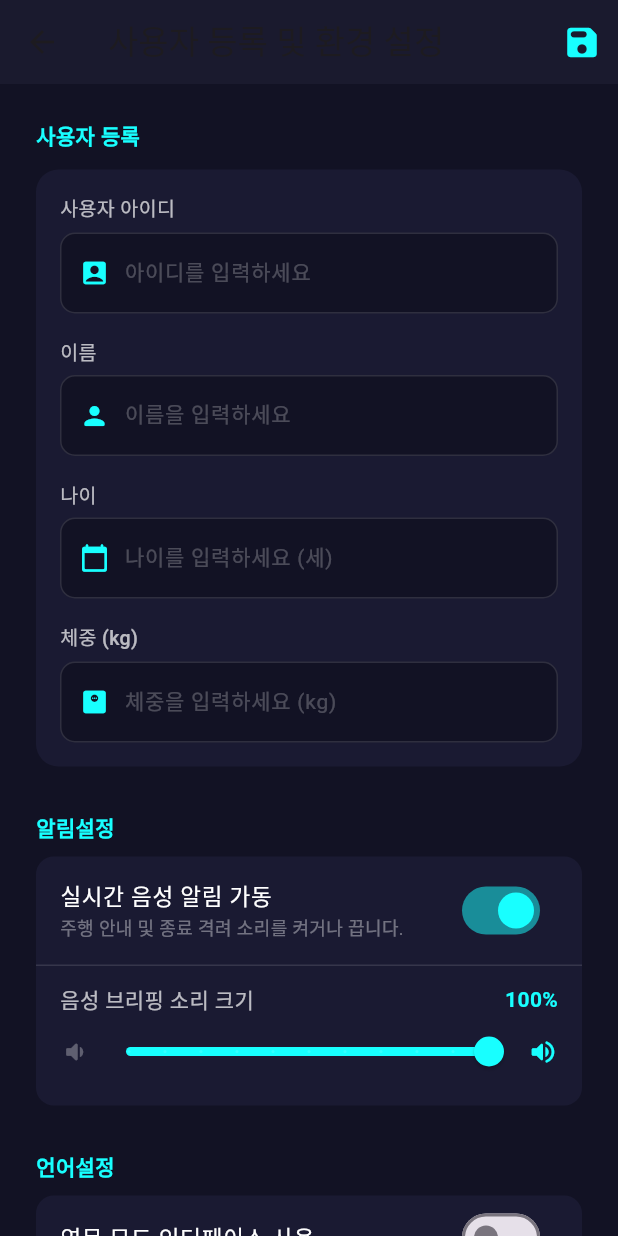
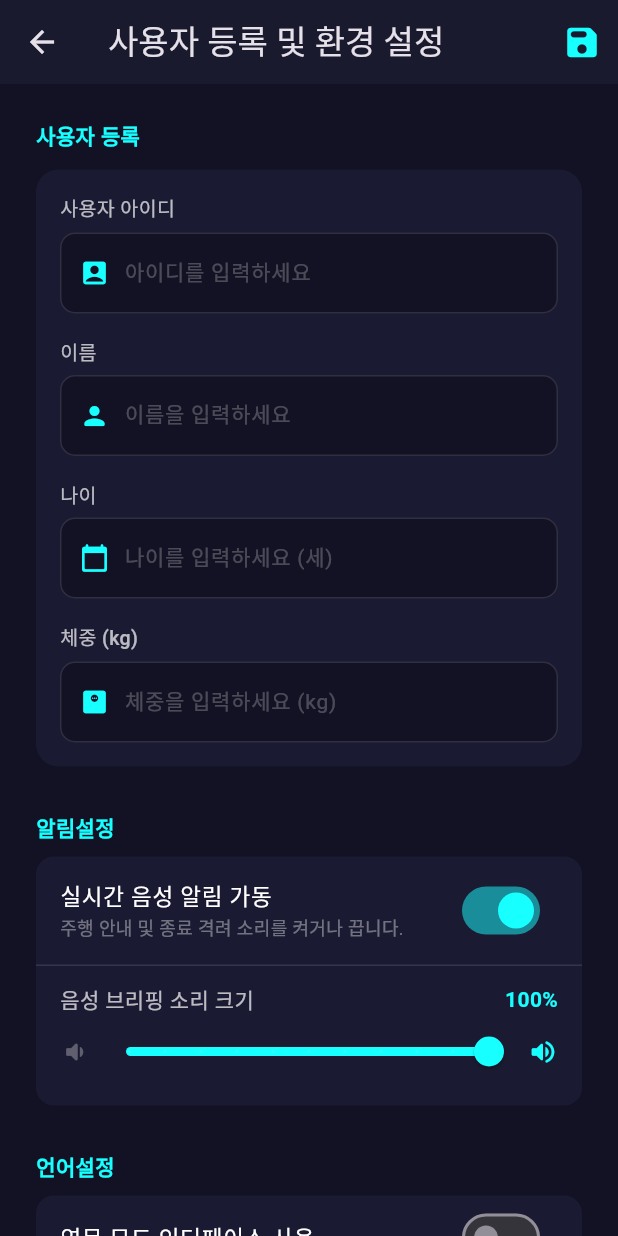
Before and after one commit to sr109093-tech/k-path-final-20260530, a Flutter app: the screen it shows after launch, after a tap on the "settings" icon, on a phone screen of 412 x 824 dp. Run offline on Flutter 3.47's test engine with Material 3 defaults, Android fonts, the phone set to English and light mode, and no system bars; our stand-ins replace flutter_map, flutter_riverpod, flutter_tts, geocoding, geolocator, google_maps_flutter and 4 more.

Commit message:
실시간 및 백그라운드 GPS 경로 추적 파이프라인 완벽 복구 완료

```diff
--- a/lib/main.dart
+++ b/lib/main.dart
@@ -1,24 +1,25 @@
 import 'package:flutter/material.dart';
-import 'home_screen.dart';
+import 'home_screen.dart'; // 🔗 증발했던 화사한 4분할 홈 화면 모듈 완벽 복원 결합
 
 void main() {
-  WidgetsFlutterBinding.ensureInitialized();
-  runApp(const MyApp());
+  runApp(const KPathApp());
 }
 
-class MyApp extends StatelessWidget {
-  const MyApp({super.key});
+class KPathApp extends StatelessWidget {
+  const KPathApp({super.key});
 
   @override
   Widget build(BuildContext context) {
     return MaterialApp(
-      title: 'My GPS App',
+      title: 'K-Path',
+      theme: ThemeData.dark().copyWith(
+        primaryColor: Colors.cyanAccent,
+        scaffoldBackgroundColor: const Color(0xFF121224),
+      ),
+      // 🎯 [완벽한 복구 핵심]: 지도로 곧바로 열리던 엉망인 구조를 파괴하고,
+      // 원래 약속되었던 정갈한 4분할 대시보드 화면(HomeScreen)을 첫 관문으로 재설정했습니다.
+      home: const HomeScreen(),
       debugShowCheckedModeBanner: false,
-      theme: ThemeData(
-        primarySwatch: Colors.blue,
-        useMaterial3: true,
-      ),
-      home: const HomeScreen(),
     );
   }
 }
```
Also changed, not shown: lib/gps_manager.dart (+14 -19 lines), lib/tracking_screen.dart (+78 -12 lines), 1 other file.
